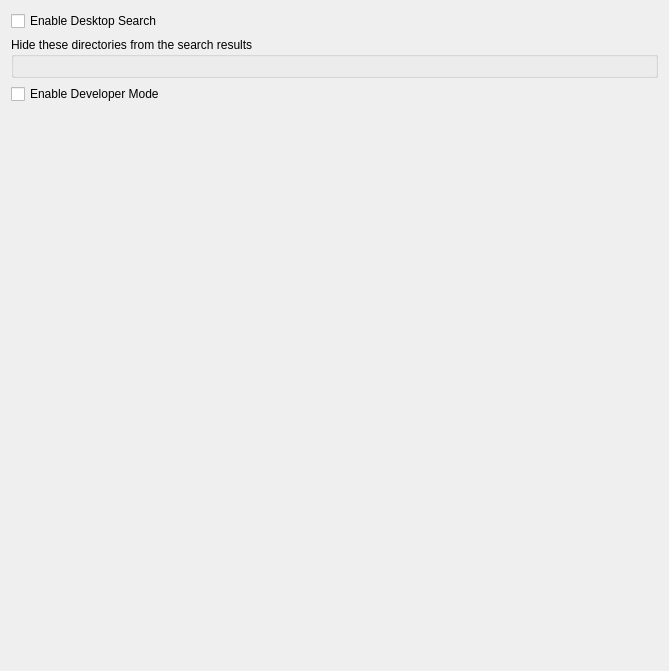
Old version of the form src/file/kcm/configwidget.ui in the repository KDE/baloo.
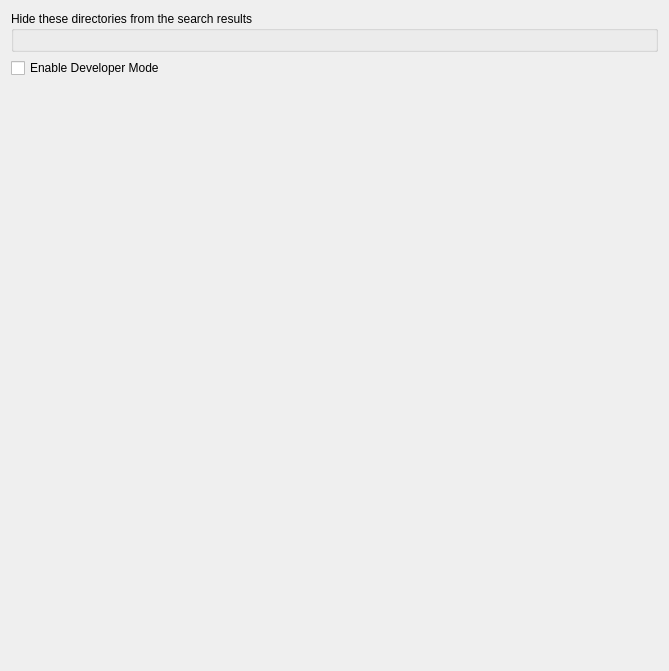
New version of the form. Custom widgets are drawn as their Qt base class.

```diff
--- a/src/file/kcm/configwidget.ui
+++ b/src/file/kcm/configwidget.ui
@@ -12,13 +12,6 @@
    </rect>
   </property>
   <layout class="QVBoxLayout" name="verticalLayout_2">
-   <item>
-    <widget class="QCheckBox" name="m_checkEnabled">
-     <property name="text">
-      <string>Enable Desktop Search</string>
-     </property>
-    </widget>
-   </item>
    <item>
     <widget class="QGroupBox" name="m_groupBox">
      <property name="title">
```
